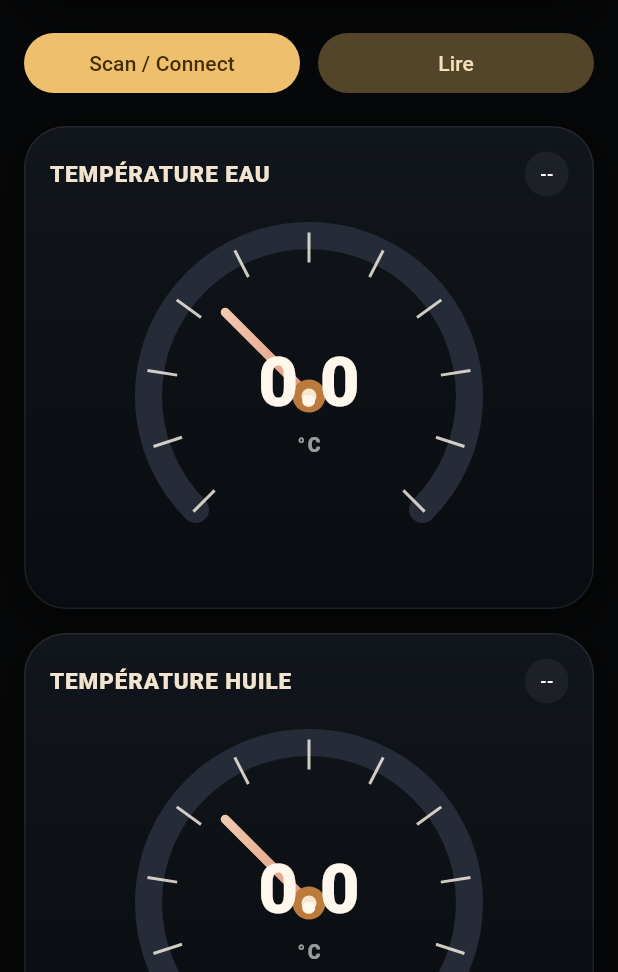
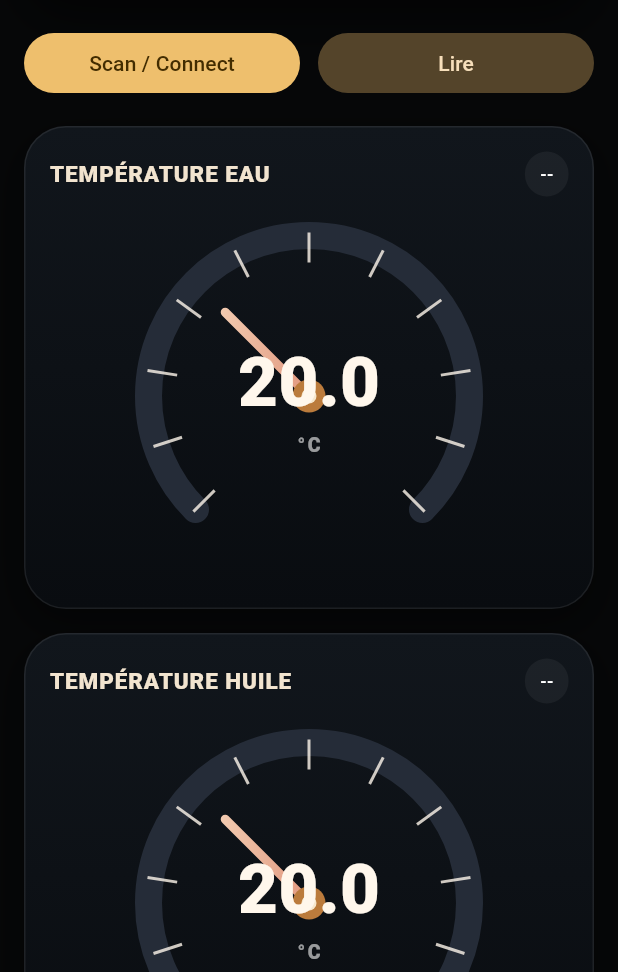
Before and after one commit to mams95190/peugeot205_dashboard, a Flutter app: the screen it shows after launch, after a tap on "Scan / Connect", on a phone screen of 412 x 824 dp, the part 264-1236 px from its top. Run offline on Flutter 3.47's test engine with Material 3 defaults, Android fonts, the phone set to English and light mode, and no system bars; our stand-ins replace flutter_blue_plus, flutter_local_notifications, permission_handler; missing offline and left inert: home_widget.

Commit message:
final app with logo widget gauges and temperature alerts

```diff
--- a/lib/main.dart
+++ b/lib/main.dart
@@ -6,13 +6,14 @@ import 'package:flutter/material.dart';
 import 'package:flutter_blue_plus/flutter_blue_plus.dart';
 import 'package:flutter_local_notifications/flutter_local_notifications.dart';
 import 'package:home_widget/home_widget.dart';
+import 'package:permission_handler/permission_handler.dart';
 
 final FlutterLocalNotificationsPlugin flutterLocalNotificationsPlugin =
     FlutterLocalNotificationsPlugin();
 
 const String bleDeviceName = 'Peugeot205-ESP32';
-const String serviceUuid = '4fafc201-1fb5-459e-8fcc-c5c9c331914b';
-const String characteristicUuid = 'beb5483e-36e1-4688-b7f5-ea07361b26a8';
+const Guid serviceUuid = Guid('4fafc201-1fb5-459e-8fcc-c5c9c331914b');
+const Guid characteristicUuid = Guid('beb5483e-36e1-4688-b7f5-ea07361b26a8');
 
 Future<void> initNotifications() async {
   const AndroidInitializationSettings initAndroid =
@@ -24,9 +25,9 @@ Future<void> initNotifications() async {
   await flutterLocalNotificationsPlugin.initialize(initSettings);
 
   const AndroidNotificationChannel channel = AndroidNotificationChannel(
-    'peugeot205_channel',
-    'Peugeot 205',
-    description: 'Notifications Peugeot 205',
+    'peugeot205_alerts',
+    'Alertes température Peugeot 205',
+    description: 'Alertes locales sur températures eau et huile',
     importance: Importance.max,
   );
 
@@ -34,14 +35,16 @@ Future<void> initNotifications() async {
       .resolvePlatformSpecificImplementation<
           AndroidFlutterLocalNotificationsPlugin>()
       ?.createNotificationChannel(channel);
+
+  await Permission.notification.request();
 }
 
-Future<void> showInfoNotification(String body) async {
+Future<void> showAlertNotification(String title, String body) async {
   const AndroidNotificationDetails androidDetails =
       AndroidNotificationDetails(
-    'peugeot205_channel',
-    'Peugeot 205',
-    channelDescription: 'Notifications Peugeot 205',
+    'peugeot205_alerts',
+    'Alertes température Peugeot 205',
+    channelDescription: 'Alertes locales sur températures eau et huile',
     importance: Importance.max,
     priority: Priority.high,
   );
@@ -50,8 +53,8 @@ Future<void> showInfoNotification(String body) async {
       NotificationDetails(android: androidDetails);
 
   await flutterLocalNotificationsPlugin.show(
-    1,
-    'Peugeot 205',
+    DateTime.now().millisecondsSinceEpoch ~/ 1000,
+    title,
     body,
     details,
   );
@@ -73,7 +76,7 @@ Color pressureColor(num value) {
 }
 
 String colorToHex(Color c) =>
-    '#${c.value.toRadixString(16).substring(2).toUpperCase()}';
+    '#${c.value.toRadixString(16).padLeft(8, '0').substring(2).toUpperCase()}';
 
 Future<void> updateHomeScreenWidget(Map<String, dynamic> json) async {
   final water = (json['water'] ?? '--').toString();
@@ -86,10 +89,10 @@ Future<void> updateHomeScreenWidget(Map<String, dynamic> json) async {
   final pressNum = num.tryParse(press) ?? 0;
 
   await HomeWidget.saveWidgetData<String>(
-      'mode', sim ? 'SIMULATION' : 'REEL');
-  await HomeWidget.saveWidgetData<String>('water', '$water °C');
-  await HomeWidget.saveWidgetData<String>('oil', '$oil °C');
-  await HomeWidget.saveWidgetData<String>('press', '$press bar');
+      'mode', sim ? 'Mode: SIMULATION' : 'Mode: REEL');
+  await HomeWidget.saveWidgetData<String>('water', 'Eau: $water °C');
+  await HomeWidget.saveWidgetData<String>('oil', 'Huile: $oil °C');
+  await HomeWidget.saveWidgetData<String>('press', 'Pression: $press bar');
   await HomeWidget.saveWidgetData<String>(
       'waterColor', colorToHex(tempColor(waterNum)));
   await HomeWidget.saveWidgetData<String>(
@@ -97,9 +100,7 @@ Future<void> updateHomeScreenWidget(Map<String, dynamic> json) async {
   await HomeWidget.saveWidgetData<String>(
       'pressColor', colorToHex(pressureColor(pressNum)));
 
-  await HomeWidget.updateWidget(
-    androidName: 'Peugeot205WidgetProvider',
-  );
+  await HomeWidget.updateWidget(androidName: 'Peugeot205WidgetProvider');
 }
 
 void main() async {
@@ -128,7 +129,6 @@ class SensorData {
   });
 
   factory SensorData.fromJson(Map<String, dynamic> json) {
-    bool sim = json['sim'] == true || json['sim'] == 'true';
     return SensorData(
       water: (json['water'] as num?)?.toDouble() ?? 0,
       oil: (json['oil'] as num?)?.toDouble() ?? 0,
@@ -136,7 +136,7 @@ class SensorData {
       waterStatus: (json['waterStatus'] ?? '').toString(),
       oilStatus: (json['oilStatus'] ?? '').toString(),
       pressStatus: (json['pressStatus'] ?? '').toString(),
-      sim: sim,
+      sim: json['sim'] == true || json['sim'] == 'true',
     );
   }
 }
@@ -178,6 +178,8 @@ class _DashboardPageState extends State<DashboardPage> {
   String rawJson = '';
   Timer? pollTimer;
   bool isConnecting = false;
+  bool waterAlertSent = false;
+  bool oilAlertSent = false;
 
   @override
   void dispose() {
@@ -185,21 +187,56 @@ class _DashboardPageState extends State<DashboardPage> {
     super.dispose();
   }
 
+  Future<void> requestBlePermissions() async {
+    await [
+      Permission.bluetoothScan,
+      Permission.bluetoothConnect,
+      Permission.locationWhenInUse,
+    ].request();
+  }
+
+  Future<void> checkTemperatureAlerts(SensorData d) async {
+    if (d.water >= 105 && !waterAlertSent) {
+      waterAlertSent = true;
+      await showAlertNotification(
+        'Température eau élevée',
+        'Température eau à ${d.water.toStringAsFixed(1)} °C',
+      );
+    } else if (d.water <= 100) {
+      waterAlertSent = false;
+    }
+
+    if (d.oil >= 105 && !oilAlertSent) {
+      oilAlertSent = true;
+      await showAlertNotification(
+        'Température huile élevée',
+        'Température huile à ${d.oil.toStringAsFixed(1)} °C',
+      );
+    } else if (d.oil <= 100) {
+      oilAlertSent = false;
+    }
+  }
+
   Future<void> _scanAndConnect() async {
     if (isConnecting) return;
+
     setState(() {
       isConnecting = true;
       status = 'Scan BLE...';
     });
 
     try {
+      await requestBlePermissions();
+      await FlutterBluePlus.stopScan();
       await FlutterBluePlus.startScan(timeout: const Duration(seconds: 5));
       await Future.delayed(const Duration(seconds: 5));
       await FlutterBluePlus.stopScan();
 
       BluetoothDevice? found;
       for (final r in FlutterBluePlus.lastScanResults) {
-        if (r.device.name == bleDeviceName) {
+        final advName = r.advertisementData.advName;
+        final platformName = r.device.platformName;
+        if (advName == bleDeviceName || platformName == bleDeviceName) {
           found = r.device;
           break;
         }
@@ -207,7 +244,6 @@ class _DashboardPageState extends State<DashboardPage> {
 
       if (found == null) {
         setState(() => status = 'ESP32 introuvable');
-        await showInfoNotification('ESP32 introuvable');
         return;
       }
 
@@ -217,9 +253,9 @@ class _DashboardPageState extends State<DashboardPage> {
 
       final services = await device!.discoverServices();
       for (final s in services) {
-        if (s.uuid.toString() == serviceUuid) {
+        if (s.uuid == serviceUuid) {
           for (final ch in s.characteristics) {
-            if (ch.uuid.toString() == characteristicUuid) {
+            if (ch.uuid == characteristicUuid) {
               targetCharacteristic = ch;
               break;
             }
@@ -229,14 +265,12 @@ class _DashboardPageState extends State<DashboardPage> {
 
       if (targetCharacteristic == null) {
         setState(() => status = 'Caractéristique introuvable');
-        await showInfoNotification('Caractéristique BLE introuvable');
         return;
       }
 
       setState(() => status = 'Connecté');
       await _readOnce();
       _startPolling();
-      await showInfoNotification('Connecté au Peugeot205-ESP32');
     } catch (e) {
       setState(() => status = 'Erreur connexion');
     } finally {
@@ -265,6 +299,7 @@ class _DashboardPageState extends State<DashboardPage> {
       final parsed = SensorData.fromJson(json);
 
       await updateHomeScreenWidget(json);
+      await checkTemperatureAlerts(parsed);
 
       if (!mounted) return;
       setState(() {
@@ -463,14 +498,13 @@ class _DashboardPageState extends State<DashboardPage> {
 
   @override
   Widget build(BuildContext context) {
-    final water = data?.water ?? 0;
-    final oil = data?.oil ?? 0;
+    final water = data?.water ?? 20;
+    final oil = data?.oil ?? 20;
     final press = data?.press ?? 0;
 
     return Scaffold(
       appBar: AppBar(
         title: const Text('Peugeot 205'),
-        centerTitle: false,
         backgroundColor: Colors.transparent,
       ),
       body: ListView(
@@ -550,7 +584,7 @@ class _DashboardPageState extends State<DashboardPage> {
               ],
             ),
           ),
-          const SizedBox(height: 18),
+          const SizedBox(height: 20),
         ],
       ),
     );
@@ -623,7 +657,6 @@ class GaugePainter extends CustomPainter {
       canvas.drawLine(p1, p2, tick);
     }
 
-    final needleStart = center;
     final needleEnd = Offset(
       center.dx + math.cos(angle) * (radius - 28),
       center.dy + math.sin(angle) * (radius - 28),
@@ -636,7 +669,7 @@ class GaugePainter extends CustomPainter {
       ..strokeWidth = 6
       ..strokeCap = StrokeCap.round;
 
-    canvas.drawLine(needleStart, needleEnd, needle);
+    canvas.drawLine(center, needleEnd, needle);
     canvas.drawCircle(center, 11, Paint()..color = const Color(0xFFBB7B3C));
     canvas.drawCircle(center, 5, Paint()..color = const Color(0xFFF6E7CD));
   }
--- a/pubspec.yaml
+++ b/pubspec.yaml
@@ -11,7 +11,7 @@ dependencies:
   flutter:
     sdk: flutter
   cupertino_icons: ^1.0.8
-  flutter_blue_plus: 1.32.8
+  flutter_blue_plus: ^1.35.5
   permission_handler: ^11.3.1
   flutter_local_notifications: ^17.2.2
   home_widget: ^0.7.0
@@ -28,8 +28,9 @@ flutter:
     - assets/icon/app_icon.png
 
 flutter_launcher_icons:
-  android: "launcher_icon"
+  android: true
   ios: false
   image_path: "assets/icon/app_icon.png"
   adaptive_icon_foreground: "assets/icon/app_icon.png"
   adaptive_icon_background: "#111111"
+  min_sdk_android: 21
```
Also changed, not shown: 3 other files.
